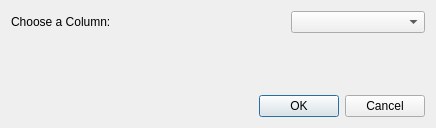
First picture: the form in MultiFileReader/pqCVColumnChooser.ui, repository berkgeveci/ComparativeVis, before the edit.
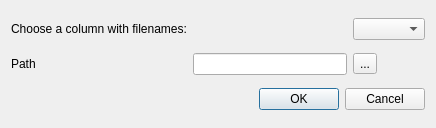
Second picture: the form after the edit.

Commit message: ENH:Added vtkXMLGenericDataObjectReader. A macroUSE_XML_READERS, not defined by default, allow to either compile vtkFileCollectionReader with vtkGenericDataObjectReader or vtkXMLGenericDataObjectReader. Added GUI for selecting the directory path, changed vtkFileCollectionReader to be aware of the directory path. Change plugin proxy to communicate DirectoryPath.

Diff of the .ui file:
```diff
--- a/MultiFileReader/pqCVColumnChooser.ui
+++ b/MultiFileReader/pqCVColumnChooser.ui
@@ -21,19 +21,6 @@
      </property>
     </widget>
    </item>
-   <item row="1" column="2">
-    <spacer name="verticalSpacer">
-     <property name="orientation">
-      <enum>Qt::Vertical</enum>
-     </property>
-     <property name="sizeHint" stdset="0">
-      <size>
-       <width>128</width>
-       <height>28</height>
-      </size>
-     </property>
-    </spacer>
-   </item>
    <item row="2" column="0" colspan="3">
     <widget class="QDialogButtonBox" name="buttonBox">
      <property name="orientation">
@@ -47,10 +34,27 @@
    <item row="0" column="0">
     <widget class="QLabel" name="label">
      <property name="text">
-      <string>Choose a Column:</string>
+      <string>Choose a column with filenames:</string>
      </property>
     </widget>
    </item>
+   <item row="1" column="0">
+    <widget class="QLabel" name="pathLabel">
+     <property name="text">
+      <string>Path</string>
+     </property>
+    </widget>
+   </item>
+   <item row="1" column="2">
+    <widget class="QToolButton" name="pathToolButton">
+     <property name="text">
+      <string>...</string>
+     </property>
+    </widget>
+   </item>
+   <item row="1" column="1">
+    <widget class="QLineEdit" name="pathLineEdit"/>
+   </item>
   </layout>
  </widget>
  <resources/>
```
The commit also changes 8 other files.
